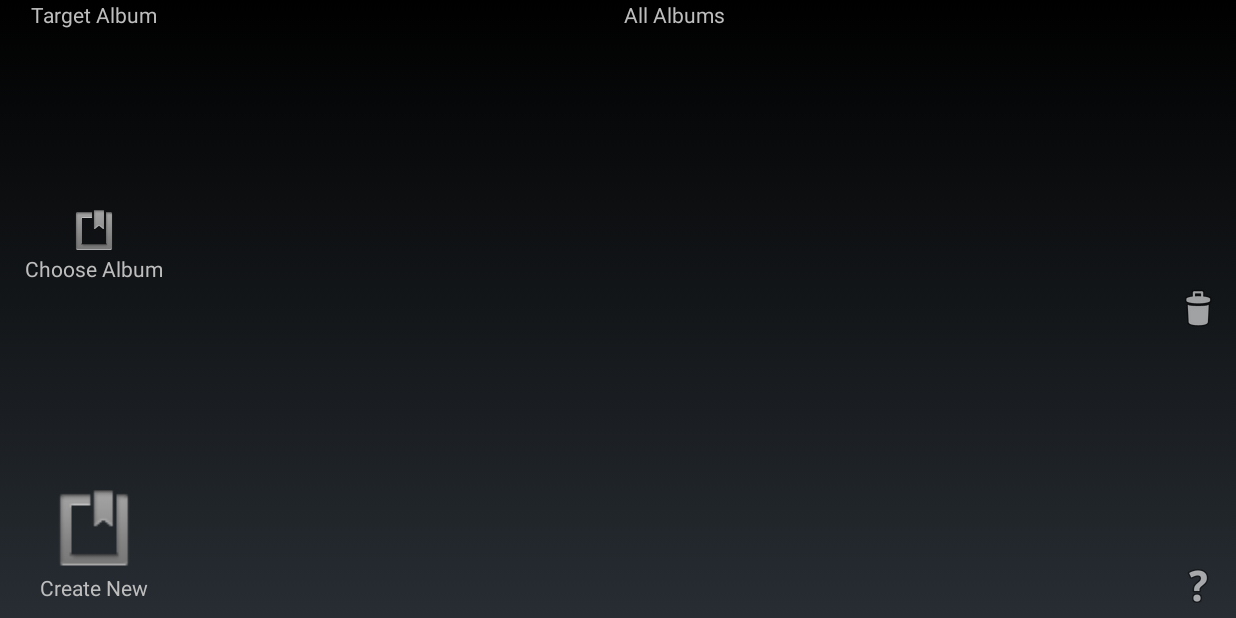
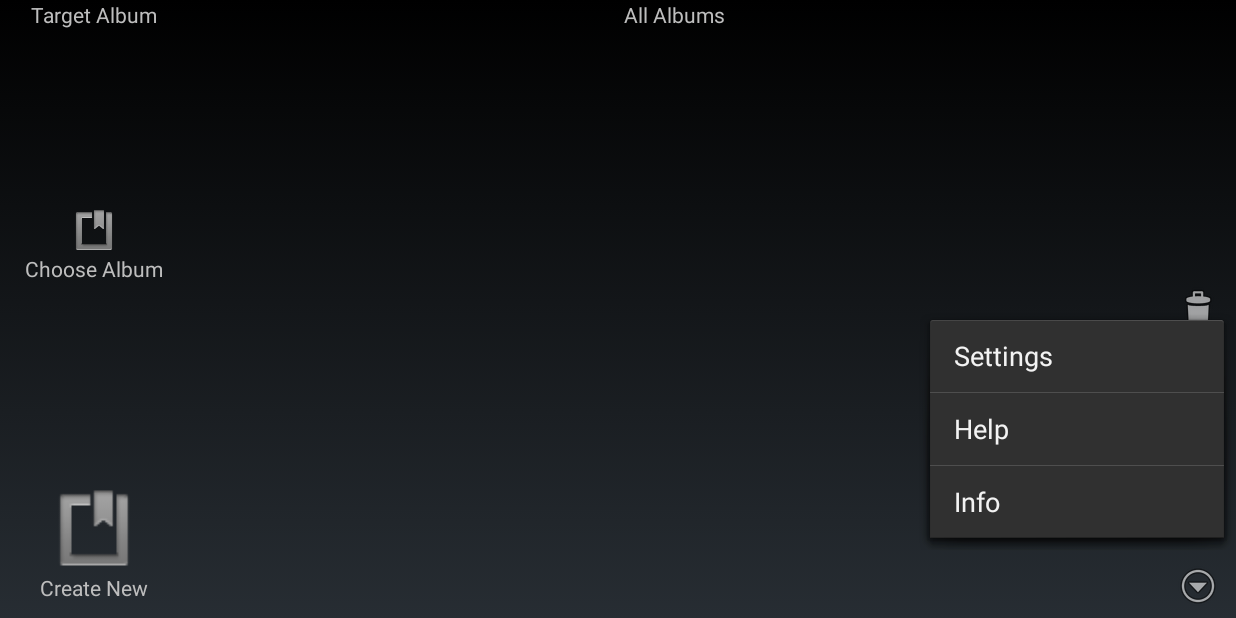
Before and after one commit to danielCantwell/CantwellGalleryProject, an Android app: the screen it shows after launch (MainActivity), after a tap on an icon or button, on a phone screen of 824 x 412 dp (held sideways). Run offline under Robolectric (Android 15) with nearby library versions, the phone set to English and light mode, and no system bars; 3 statements that could not run were skipped.

Commit message:
[Working] Removed menu buttons stuff. Moved it to button on Screen.
Changed the question mark icon.
I read that the hardware menu button is slowly going away and should not be used anymore. So since we are not using the action bar, it needs to be an icon on the screen.

```diff
--- a/CantwellGallery/src/main/java/com/cantwellcode/cantwellgallery/MainActivity.java
+++ b/CantwellGallery/src/main/java/com/cantwellcode/cantwellgallery/MainActivity.java
@@ -12,6 +12,7 @@ import android.view.MenuInflater;
 import android.view.MenuItem;
 import android.view.View;
 import android.widget.ImageView;
+import android.widget.PopupMenu;
 import android.widget.Toast;
 
 /**
@@ -26,7 +27,6 @@ public class MainActivity extends FragmentActivity
     private ContentFragment         mContentFragment;
     private DirectoryFragment       mDirectoryFragment;
     private ImageView               mUtilityBarDeleteView;
-    private ImageView               mUtilityBarHelpView;
     private DatabaseContentHandler  mDatabaseContentHandler;
 
 
@@ -45,23 +45,8 @@ public class MainActivity extends FragmentActivity
         mDirectoryFragment      = (DirectoryFragment)   fm.findFragmentById(R.id.directoryFragment);
         mDatabaseContentHandler = mContentFragment;
 
-        mUtilityBarHelpView   = (ImageView) findViewById(R.id.utilityBarHelpView);
         mUtilityBarDeleteView = (ImageView) findViewById(R.id.utilityBarDeleteView);
         setupDrop(mUtilityBarDeleteView);
-
-        /*
-         * This is what happens when the user presses the help (?) button
-         */
-        mUtilityBarHelpView.setOnClickListener(new View.OnClickListener() {
-            @Override
-            public void onClick(View view) {
-                Toast helpToast = Toast.makeText(getBaseContext(),
-                        "You Pressed the Help Button.", Toast.LENGTH_SHORT);
-                helpToast.setMargin(10, 0);
-                helpToast.show();
-            }
-        });
-
 
         final SlidingPane slidingPaneLayout = SlidingPane.class.cast(root.findViewById(R.id.slidingpanelayout));
 
@@ -187,28 +172,47 @@ public class MainActivity extends FragmentActivity
         mDatabaseContentHandler.changeContentLabelAndCursor(label, cursor);
     }
 
-    @Override
-    public boolean onCreateOptionsMenu(Menu menu) {
-        MenuInflater inflater = getMenuInflater();
-        inflater.inflate(R.menu.main, menu);
-        return true;
-    }
-
     /********************************
      *      Menu Item Clicks        *
      ********************************/
 
-    public void menuClickSettings(MenuItem item) {
+    public void showPopup(View v) {
+        PopupMenu popup = new PopupMenu(this, v);
+
+        popup.setOnMenuItemClickListener(new PopupMenu.OnMenuItemClickListener() {
+            @Override
+            public boolean onMenuItemClick(MenuItem menuItem) {
+                switch (menuItem.getItemId()) {
+                    case R.id.action_settings:
+                        menuClickSettings();
+                        return true;
+                    case R.id.action_help:
+                        menuClickHelp();
+                        return true;
+                    case R.id.action_info:
+                        menuClickInfo();
+                    default:
+                        return false;
+                }
+            }
+        });
+
+        MenuInflater inflater = popup.getMenuInflater();
+        inflater.inflate(R.menu.main, popup.getMenu());
+        popup.show();
+    }
+
+    public void menuClickSettings() {
         Toast settings = Toast.makeText(this, "Settings", Toast.LENGTH_SHORT);
         settings.show();
     }
 
-    public void menuClickHelp(MenuItem item) {
+    public void menuClickHelp() {
         Toast help = Toast.makeText(this, "What would you like help with?", Toast.LENGTH_SHORT);
         help.show();
     }
 
-    public void menuClickInfo(MenuItem item) {
+    public void menuClickInfo() {
         Toast info = Toast.makeText(this, "Created by Cantwell Code", Toast.LENGTH_SHORT);
         info.show();
     }
--- a/CantwellGallery/src/main/res/layout/activity_main.xml
+++ b/CantwellGallery/src/main/res/layout/activity_main.xml
@@ -61,7 +61,8 @@
             android:id="@+id/utilityBarHelpView"
             android:layout_alignParentBottom="true"
             android:layout_centerHorizontal="true"
-            android:src="@android:drawable/ic_menu_help"/>
+            android:src="@android:drawable/ic_menu_more"
+            android:onClick="showPopup"/>
 
     </RelativeLayout>
 
--- a/CantwellGallery/src/main/res/menu/main.xml
+++ b/CantwellGallery/src/main/res/menu/main.xml
@@ -1,14 +1,11 @@
 <menu xmlns:android="http://schemas.android.com/apk/res/android">
     <item android:id="@+id/action_settings"
         android:title="@string/action_settings"
-        android:showAsAction="always"
-        android:onClick="menuClickSettings"/>
+        android:showAsAction="always" />
     <item android:id="@+id/action_help"
         android:title="Help"
-        android:showAsAction="always"
-        android:onClick="menuClickHelp"/>
+        android:showAsAction="always"/>
     <item android:id="@+id/action_info"
         android:title="Info"
-        android:showAsAction="always"
-        android:onClick="menuClickInfo" />
+        android:showAsAction="always"/>
 </menu>
```
